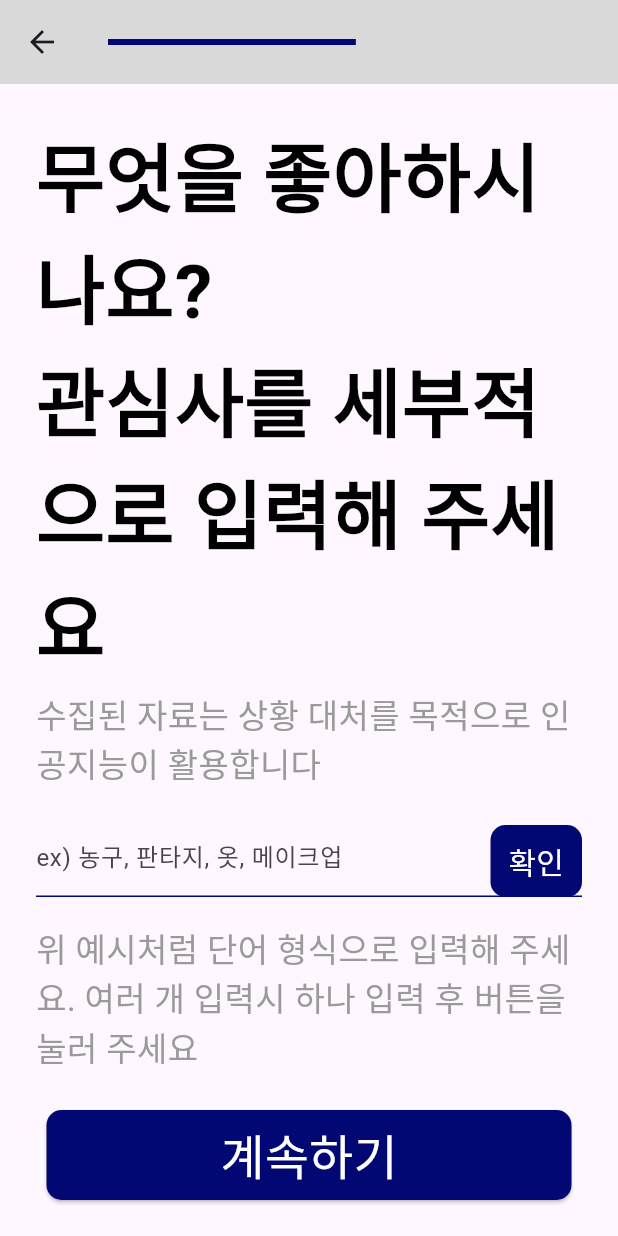
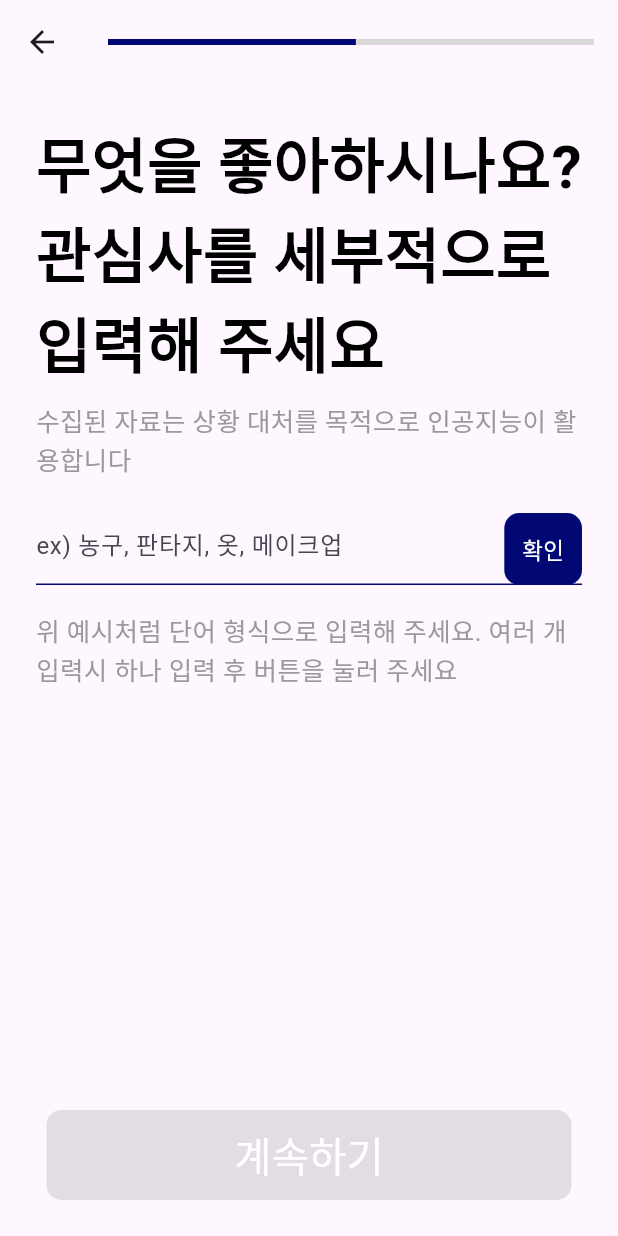
Before and after one commit to jihyo0331/PanicShield, a Flutter app: the Onboarding4 screen opened directly, on a phone screen of 412 x 824 dp. Run offline on Flutter 3.47's test engine with Material 3 defaults, Android fonts, the phone set to English and light mode, and no system bars; Roboto replaces fonts that are missing (Pretendard).

Commit message:
add onboardings

```diff
--- a/lib/onboarding.dart
+++ b/lib/onboarding.dart
@@ -589,7 +589,7 @@ class _Onboarding4State extends State<Onboarding4> {
               .where((e) => e.isNotEmpty && !interests.contains(e)),
         );
         interestController.clear();
-        isInputValid = true;
+        isInputValid = interests.isNotEmpty;
       });
     }
   }
@@ -610,9 +610,6 @@ class _Onboarding4State extends State<Onboarding4> {
           color: primaryBlue,
           backgroundColor: progressGrey,
         ),
-        backgroundColor: progressGrey,
-        elevation: 0,
-        automaticallyImplyLeading: false,
       ),
       body: Padding(
         padding: EdgeInsets.all(24),
@@ -672,7 +669,7 @@ class _Onboarding4State extends State<Onboarding4> {
             Center(
               child: ElevatedButton(
                 style: commonButtonStyle,
-                onPressed: handleContinue,
+                onPressed: isInputValid ? handleContinue : null,
                 child: Text("계속하기", style: commonbuttonTextStyle),
               ),
             ),
--- a/lib/text_styles.dart
+++ b/lib/text_styles.dart
@@ -2,49 +2,49 @@ import 'package:flutter/material.dart';
 import '../colors.dart';
 
 const TextStyle boldTextStyle = TextStyle(
-  fontSize: 50,
+  fontSize: 40,
   fontWeight: FontWeight.w600,
   color: Colors.black,
 );
 
 const TextStyle commonbuttonTextStyle = TextStyle(
-  fontSize: 32,
+  fontSize: 27,
   fontWeight: FontWeight.w400,
   color: Colors.white,
 );
 
 const TextStyle okbuttonTextStyle = TextStyle(
-  fontSize: 20,
+  fontSize: 15,
   fontWeight: FontWeight.w400,
   color: Colors.white,
 );
 
 const TextStyle textbuttonTextStyle = TextStyle(
-  fontSize: 23,
+  fontSize: 18,
   fontWeight: FontWeight.w400,
   color: Colors.black,
 );
 
 const TextStyle explainTextStyle = TextStyle(
-  fontSize: 22,
+  fontSize: 17,
   fontWeight: FontWeight.w400,
   color: explainGrey,
 );
 
 const TextStyle nameTextStyle = TextStyle(
-  fontSize: 25,
+  fontSize: 20,
   fontWeight: FontWeight.w400,
   color: Colors.black,
 );
 
 const TextStyle secretTextStyle = TextStyle(
-  fontSize: 28,
+  fontSize: 23,
   fontWeight: FontWeight.w400,
   color: secretGrey,
 );
 
 const TextStyle checklistTextStyle = TextStyle(
-  fontSize: 21,
+  fontSize: 16,
   fontWeight: FontWeight.w400,
   color: checkGrey,
 );
```
